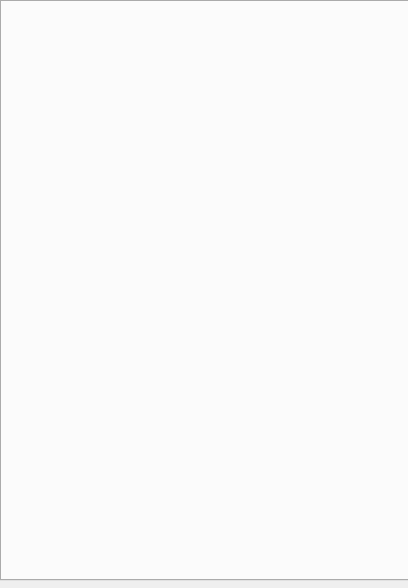
This is calcurator/mainwindow.ui in xuwanning/QT- as Qt 5 draws it before an edit. The edited form follows.
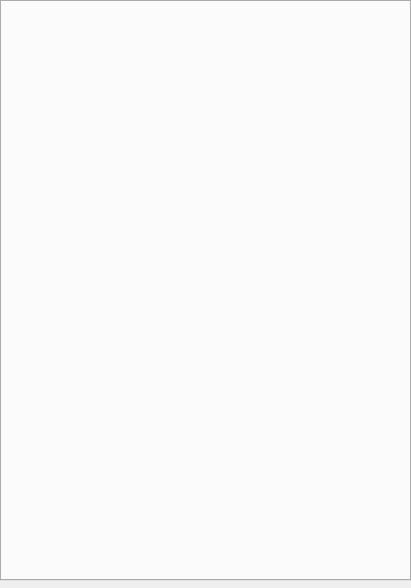
This is the edited form. Icons and pictures are not drawn.

What changed in the file:
```diff
--- a/calcurator/mainwindow.ui
+++ b/calcurator/mainwindow.ui
@@ -6,7 +6,7 @@
    <rect>
     <x>0</x>
     <y>0</y>
-    <width>408</width>
+    <width>411</width>
     <height>588</height>
    </rect>
   </property>
@@ -633,6 +633,9 @@
       <height>581</height>
      </rect>
     </property>
+    <property name="styleSheet">
+     <string notr="true"/>
+    </property>
    </widget>
   </widget>
  </widget>
```
